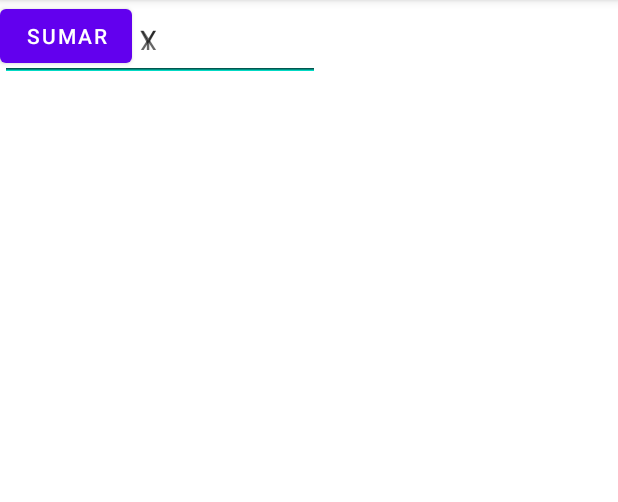
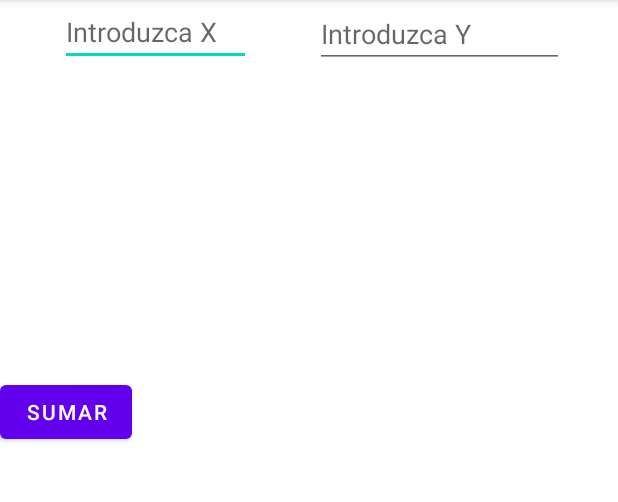
Before and after one commit to Carlanganas98/PAD, an Android app: the screen it shows after launch (MainActivity), on a phone screen of 412 x 824 dp, the part 84-586 px from its top. Run offline under Robolectric (Android 15) with nearby library versions, the phone set to English and light mode, and no system bars.

Commit message:
Add files via upload

```diff
--- a/src/main/java/com/example/calculator/MainActivity.java
+++ b/src/main/java/com/example/calculator/MainActivity.java
@@ -4,30 +4,35 @@ import androidx.appcompat.app.AppCompatActivity;
 
 import android.content.Intent;
 import android.os.Bundle;
+import android.util.Log;
 import android.view.View;
 import android.widget.EditText;
 
 public class MainActivity extends AppCompatActivity{
 
-    protected Calculator calculator;
+    protected Calculator calculator = new Calculator();
     protected EditText editTextX;
     protected EditText editTextY;
-    public static final String EXTRA_ADD_RESULT = "resultado";
+
+    private static final String LOG = MainActivity.class.getSimpleName();
+    static final String EXTRA_ADD_RESULT = "resultado";
 
     @Override
     protected void onCreate(Bundle savedInstanceState) {
         super.onCreate(savedInstanceState);
         setContentView(R.layout.activity_main);
-        findViewById(R.id.editTextNumberDecimal);
-        findViewById(R.id.editTextNumberDecimal2);
+        editTextX = findViewById(R.id.editTextNumberDecimal);
+        editTextY = findViewById(R.id.editTextNumberDecimal2);
+        Log.d(LOG,"UI creada correctamente");
     }
 
-    protected void addXandY(View v){
-        //
+    public void addXandY(View v){
         Integer elem1 = Integer.parseInt(editTextX.toString().trim());
         Integer elem2 = Integer.parseInt(editTextY.toString().trim());
         Integer result = calculator.add(elem1,elem2);
-        //crear objeto intent
+
+        Log.d(LOG,"Resultado con x (" + elem1 + ") y con y (" + elem2 + "): " + result);
+
         Intent showResultIntent = new Intent(this, CalculatorResultActivity.class);
         showResultIntent.putExtra(EXTRA_ADD_RESULT, result);
         startActivity(showResultIntent);
--- a/src/main/res/layout/activity_main.xml
+++ b/src/main/res/layout/activity_main.xml
@@ -8,31 +8,36 @@
 
     <EditText
         android:id="@+id/editTextNumberDecimal"
-        android:layout_width="0dp"
-        android:layout_height="54dp"
+        android:layout_width="127dp"
+        android:layout_height="44dp"
+        android:layout_marginStart="40dp"
+        android:layout_marginLeft="40dp"
         android:ems="10"
         android:hint="Introduzca X"
         android:inputType="numberDecimal"
-        tools:layout_editor_absoluteX="6dp"
-        tools:layout_editor_absoluteY="72dp" />
+        app:layout_constraintStart_toStartOf="parent"
+        tools:layout_editor_absoluteY="82dp" />
 
     <EditText
         android:id="@+id/editTextNumberDecimal2"
-        android:layout_width="0dp"
-        android:layout_height="54dp"
+        android:layout_width="166dp"
+        android:layout_height="45dp"
+        android:layout_marginEnd="36dp"
+        android:layout_marginRight="36dp"
         android:ems="10"
         android:hint="Introduzca Y"
         android:inputType="numberDecimal"
-        tools:layout_editor_absoluteX="229dp"
-        tools:layout_editor_absoluteY="72dp" />
+        app:layout_constraintEnd_toEndOf="parent"
+        tools:layout_editor_absoluteY="82dp" />
 
     <Button
         android:id="@+id/button"
         android:layout_width="0dp"
         android:layout_height="wrap_content"
+        android:layout_marginBottom="469dp"
+        android:onClick="addXandY"
         android:text="Sumar"
-        android:onClick="addXandY"
-        tools:layout_editor_absoluteX="159dp"
-        tools:layout_editor_absoluteY="214dp" />
+        app:layout_constraintBottom_toBottomOf="parent"
+        tools:layout_editor_absoluteX="159dp" />
 
 </androidx.constraintlayout.widget.ConstraintLayout>
```
